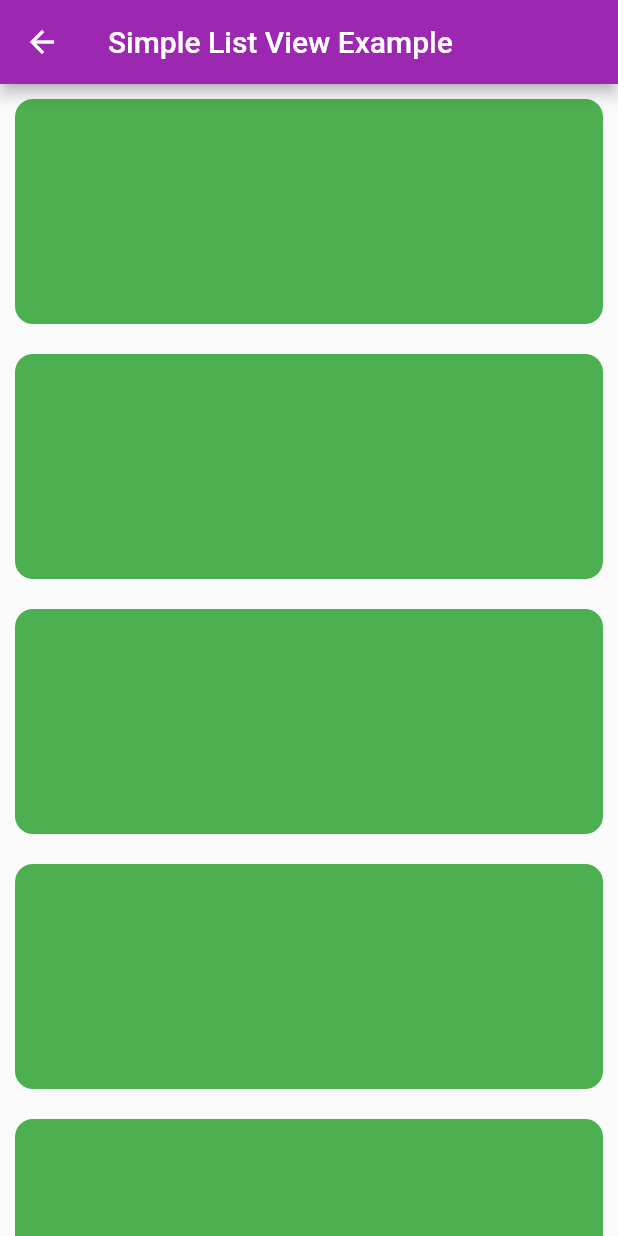
After one commit to nmkawcher/SdmgFlutter56, a Flutter app: the SimpleListViewExample screen opened directly, on a phone screen of 412 x 824 dp. The commit adds this screen. Run offline on Flutter 3.47's test engine with Material 2 defaults, Android fonts, the light colour scheme and no system bars; network calls fail; key blocks and very long unbroken strings in the code were emptied for the run.

Commit message:
day22 complete

```diff
--- a/lib/main.dart
+++ b/lib/main.dart
@@ -1,10 +1,29 @@
 import 'package:flutter/cupertino.dart';
+import 'package:sdmg_flutter56/home_page.dart';
 import 'package:flutter/material.dart';
+import 'package:sdmg_flutter56/listview_builder_example.dart';
+import 'package:sdmg_flutter56/simple_list_view_example.dart';
+
 
 void main() {
   runApp(MyApp());
 }
-class MyApp extends StatelessWidget {
+ class MyApp extends StatelessWidget {
+   const MyApp({Key? key}) : super(key: key);
+
+   @override
+   Widget build(BuildContext context) {
+     return MaterialApp(
+       title: "title",
+       theme: ThemeData(
+         primarySwatch: Colors.purple
+       ),
+       home: MyListViewBuilder(),
+     );
+   }
+ }
+
+/*class MyApp extends StatelessWidget {
   const MyApp({Key? key}) : super(key: key);
 
   @override
@@ -56,7 +75,7 @@ class HomePage extends StatelessWidget {
                  )
                ),
              )
-             /* Container(
+             *//* Container(
                 height: 300,
                 width: 300,
                 decoration: BoxDecoration(
@@ -85,11 +104,11 @@ class HomePage extends StatelessWidget {
                       borderRadius: BorderRadius.circular(12),
                       color: Colors.purple
                     ),
-                  )),*/
+                  )),*//*
 
             ],
           ),
-          /*child: Stack(
+          *//*child: Stack(
             alignment: Alignment.center,
             children: [
               Container(
@@ -108,12 +127,12 @@ class HomePage extends StatelessWidget {
                 color: Colors.cyanAccent,
               )
             ],
-          ),*/
+          ),*//*
         ),
       ),
     );
   }
-}
+}*/
 
 
 
--- /dev/null
+++ b/lib/simple_list_view_example.dart
@@ -0,0 +1,64 @@
+import 'package:flutter/material.dart';
+
+class SimpleListViewExample extends StatelessWidget {
+  const SimpleListViewExample({Key? key}) : super(key: key);
+
+  @override
+  Widget build(BuildContext context) {
+    return Scaffold(
+      appBar: AppBar(
+        title: Text("Simple List View Example"),
+      ),
+      body: ListView(
+
+        children: [
+          Container(
+            height: 150,
+            width: double.infinity,
+            margin: EdgeInsets.all(10),
+            decoration: BoxDecoration(
+              borderRadius: BorderRadius.circular(12),
+              color: Colors.green
+            ),
+          ),
+          Container(
+            height: 150,
+            width: double.infinity,
+            margin: EdgeInsets.all(10),
+            decoration: BoxDecoration(
+              borderRadius: BorderRadius.circular(12),
+              color: Colors.green
+            ),
+          ),
+          Container(
+            height: 150,
+            width: double.infinity,
+            margin: EdgeInsets.all(10),
+            decoration: BoxDecoration(
+              borderRadius: BorderRadius.circular(12),
+              color: Colors.green
+            ),
+          ),
+          Container(
+            height: 150,
+            width: double.infinity,
+            margin: EdgeInsets.all(10),
+            decoration: BoxDecoration(
+              borderRadius: BorderRadius.circular(12),
+              color: Colors.green
+            ),
+          ),
+          Container(
+            height: 150,
+            width: double.infinity,
+            margin: EdgeInsets.all(10),
+            decoration: BoxDecoration(
+              borderRadius: BorderRadius.circular(12),
+              color: Colors.green
+            ),
+          ),
+        ],
+      ),
+    );
+  }
+}
```
Also changed, not shown: lib/home_page.dart (added, +144 -0 lines), lib/listview_builder_example.dart (added, +43 -0 lines).
